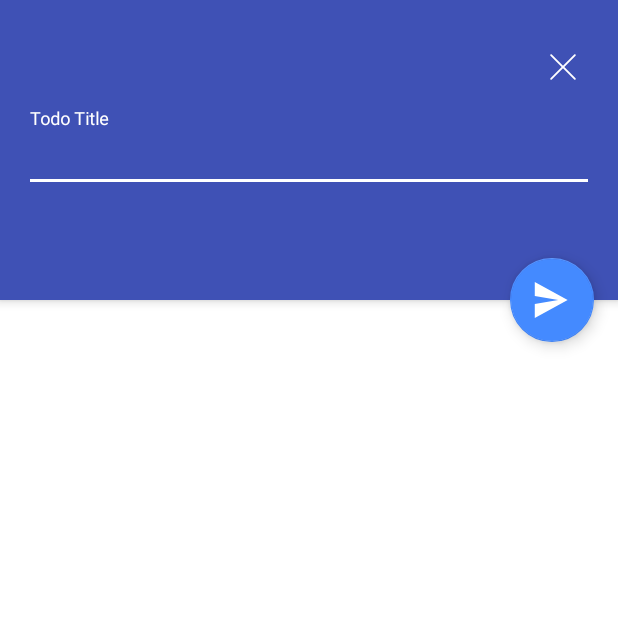
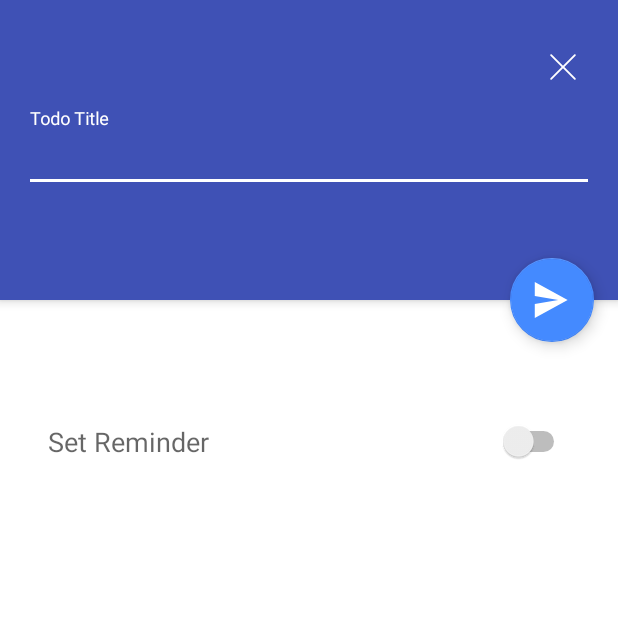
Before and after one commit to NULLPointerGuy/MVP_Dagger2_Retrofit, an Android app: the AddTodoActivity screen opened directly, with no data from a screen before it, on a phone screen of 412 x 824 dp, the top half of it. Run offline under Robolectric (Android 15) with nearby library versions, the phone set to English and light mode, and no system bars; our stand-ins replace ButterKnife, Dagger/Hilt's generated code; libraries missing offline, so code that uses them is left out: io.realm; 1 statement that could not run was skipped.

Commit message:
Few UI Changes

```diff
--- a/app/src/main/java/com/karthik/todo/DB/Dbhander.java
+++ b/app/src/main/java/com/karthik/todo/DB/Dbhander.java
@@ -23,7 +23,10 @@ public class Dbhander {
        realmdb.beginTransaction();
        Todo tododb = realmdb.createObject(Todo.class,autoIncTodo());
        tododb.setTodoTitle(todo.getTodoTitle());
-       tododb.setTodoDesc(todo.getTodoDesc());
+       if(todo.isReminderSet()){
+           tododb.setReminderSet(true);
+           tododb.setNotifyTime(todo.getNotifyTime());
+       }
        realmdb.commitTransaction();
     }
 
--- a/app/src/main/java/com/karthik/todo/Screens/AddTodo/AddTodoActivity.java
+++ b/app/src/main/java/com/karthik/todo/Screens/AddTodo/AddTodoActivity.java
@@ -1,10 +1,19 @@
 package com.karthik.todo.Screens.AddTodo;
 
+import android.app.DatePickerDialog;
+import android.app.TimePickerDialog;
 import android.os.Bundle;
 import android.support.annotation.Nullable;
-import android.support.design.widget.Snackbar;
 import android.support.design.widget.TextInputEditText;
 import android.support.v7.app.AppCompatActivity;
+import android.support.v7.widget.SwitchCompat;
+import android.view.View;
+import android.widget.Button;
+import android.widget.CompoundButton;
+import android.widget.DatePicker;
+import android.widget.LinearLayout;
+import android.widget.Switch;
+import android.widget.TimePicker;
 import android.widget.Toast;
 
 import com.karthik.todo.Screens.AddTodo.DI.AddTodoComponent;
@@ -13,6 +22,9 @@ import com.karthik.todo.Screens.AddTodo.MVP.AddTodoPresenterContract;
 import com.karthik.todo.Screens.AddTodo.MVP.AddTodoViewContract;
 import com.karthik.todo.R;
 import com.karthik.todo.TodoApp;
+import com.karthik.todo.Utils;
+
+import java.util.Calendar;
 
 import javax.inject.Inject;
 
@@ -25,15 +37,24 @@ import butterknife.OnClick;
  */
 
 public class AddTodoActivity extends AppCompatActivity
-        implements AddTodoViewContract{
+        implements AddTodoViewContract,SwitchCompat.OnCheckedChangeListener{
 
     @BindView(R.id.todotitle)
     TextInputEditText todoTitle;
+    @BindView(R.id.reminder)
+    Switch reminder;
+    @BindView(R.id.reminderLayout)
+    LinearLayout reminderLayout;
+    @BindView(R.id.choosedate)
+    Button date;
+    @BindView(R.id.choosetime)
+    Button time;
 
 
     @Inject
     AddTodoPresenterContract presenter;
     private AddTodoComponent addTodoComponent;
+    private Calendar calendar;
 
     @Override
     protected void onCreate(@Nullable Bundle savedInstanceState) {
@@ -44,6 +65,14 @@ public class AddTodoActivity extends AppCompatActivity
                 .getComponent()
                 .plus(new AddTodoModule(this));
         addTodoComponent.inject(this);
+        reminder.setOnCheckedChangeListener(this);
+        calendar = Calendar.getInstance();
+    }
+
+    @Override
+    protected void onResume() {
+        super.onResume();
+        presenter.setComposedDateAndTime(calendar);
     }
 
     @OnClick(R.id.save_fab)
@@ -54,6 +83,16 @@ public class AddTodoActivity extends AppCompatActivity
     @OnClick(R.id.cross_button)
     public void crossClicked(){
         finish();
+    }
+
+    @OnClick(R.id.choosedate)
+    public void dateSelected(){
+        presenter.showDateSelection();
+    }
+
+    @OnClick(R.id.choosetime)
+    public void timeSelected(){
+        presenter.showTimeSelection();
     }
 
     @Override
@@ -83,9 +122,62 @@ public class AddTodoActivity extends AppCompatActivity
     }
 
     @Override
+    public void showDatePickerDialog() {
+        DatePickerDialog datePickerDialog = new DatePickerDialog(this,
+                new DatePickerDialog.OnDateSetListener() {
+            @Override
+            public void onDateSet(DatePicker view, int year, int monthOfYear, int dayOfMonth) {
+                calendar.set(year,monthOfYear,dayOfMonth);
+                presenter.setComposedDateAndTime(calendar);
+            }
+        },Calendar.getInstance().get(Calendar.YEAR),
+                Calendar.getInstance().get(Calendar.MONTH),
+                Calendar.getInstance().get(Calendar.DAY_OF_MONTH));
+
+        datePickerDialog.getDatePicker().setMinDate(Calendar.getInstance().getTimeInMillis());
+        datePickerDialog.show();
+    }
+
+    @Override
+    public void showTimePickerDialog() {
+        TimePickerDialog dialog = new TimePickerDialog(this,new TimePickerDialog.OnTimeSetListener() {
+            @Override
+            public void onTimeSet(TimePicker timePicker, int selectedHour, int selectedMinute) {
+                calendar.set(Calendar.HOUR_OF_DAY,selectedHour);
+                calendar.set(Calendar.MINUTE,selectedMinute);
+                presenter.setComposedDateAndTime(calendar);
+            }
+        },Calendar.getInstance().get(Calendar.HOUR_OF_DAY),
+                Calendar.getInstance().get(Calendar.MINUTE),true);
+
+        dialog.show();
+    }
+
+    @Override
+    public void setDefaultDateAndTime(String formattedDate, String formattedTime) {
+        date.setText(formattedDate);
+        time.setText(formattedTime);
+    }
+
+    @Override
+    public boolean isReminderSet() {
+       return reminder.isChecked();
+    }
+
+    @Override
+    public String getComposedReminderTime() {
+        return Utils.getComposedTime(this,calendar);
+    }
+
+    @Override
     protected void onDestroy() {
         super.onDestroy();
         presenter.closeDb();
         addTodoComponent = null;
     }
+
+    @Override
+    public void onCheckedChanged(CompoundButton compoundButton, boolean isChecked) {
+        reminderLayout.setVisibility(isChecked?View.VISIBLE:View.GONE);
+    }
 }
--- a/app/src/main/java/com/karthik/todo/Screens/AddTodo/MVP/AddTodoPresenter.java
+++ b/app/src/main/java/com/karthik/todo/Screens/AddTodo/MVP/AddTodoPresenter.java
@@ -2,6 +2,9 @@ package com.karthik.todo.Screens.AddTodo.MVP;
 
 import com.karthik.todo.DB.Dbhander;
 import com.karthik.todo.DB.Models.Todo;
+
+import java.util.Calendar;
+import java.util.Locale;
 
 import javax.inject.Inject;
 
@@ -24,6 +27,10 @@ public class AddTodoPresenter implements AddTodoPresenterContract {
         if(view.isTodoValidTitle()){
             Todo todo = new Todo();
             todo.setTodoTitle(view.getTodoTitle());
+            if(view.isReminderSet()){
+                todo.setReminderSet(true);
+                todo.setNotifyTime(view.getComposedReminderTime());
+            }
             dbhander.saveTodo(todo);
             view.showSaveSuccessMessage();
             return;
@@ -35,4 +42,23 @@ public class AddTodoPresenter implements AddTodoPresenterContract {
     public void closeDb() {
         dbhander.closeDb();
     }
+
+    @Override
+    public void showDateSelection() {
+        view.showDatePickerDialog();
+    }
+
+    @Override
+    public void showTimeSelection() {
+        view.showTimePickerDialog();
+    }
+
+    @Override
+    public void setComposedDateAndTime(Calendar cal) {
+       String formattedDate = cal.get(Calendar.DAY_OF_MONTH)+" "
+               +cal.getDisplayName(Calendar.MONTH,Calendar.SHORT,Locale.getDefault())
+               +" "+cal.get(Calendar.YEAR);
+       String formattedTime = cal.get(Calendar.HOUR_OF_DAY)+":"+cal.get(Calendar.MINUTE);
+       view.setDefaultDateAndTime(formattedDate,formattedTime);
+    }
 }
--- a/app/src/main/java/com/karthik/todo/Screens/AddTodo/MVP/AddTodoPresenterContract.java
+++ b/app/src/main/java/com/karthik/todo/Screens/AddTodo/MVP/AddTodoPresenterContract.java
@@ -1,4 +1,6 @@
 package com.karthik.todo.Screens.AddTodo.MVP;
+
+import java.util.Calendar;
 
 /**
  * Created by karthikr on 8/8/17.
@@ -7,4 +9,7 @@ package com.karthik.todo.Screens.AddTodo.MVP;
 public interface AddTodoPresenterContract {
     void saveTodo();
     void closeDb();
+    void showDateSelection();
+    void showTimeSelection();
+    void setComposedDateAndTime(Calendar calendar);
 }
--- a/app/src/main/java/com/karthik/todo/Screens/AddTodo/MVP/AddTodoViewContract.java
+++ b/app/src/main/java/com/karthik/todo/Screens/AddTodo/MVP/AddTodoViewContract.java
@@ -1,6 +1,8 @@
 package com.karthik.todo.Screens.AddTodo.MVP;
 
 import com.karthik.todo.Screens.AddTodo.DI.AddTodoComponent;
+
+import java.util.Calendar;
 
 /**
  * Created by karthikr on 8/8/17.
@@ -11,4 +13,9 @@ public interface AddTodoViewContract {
     void showAppropriateError();
     String getTodoTitle();
     void showSaveSuccessMessage();
+    void showDatePickerDialog();
+    void showTimePickerDialog();
+    void setDefaultDateAndTime(String formattedDate, String formattedTime);
+    boolean isReminderSet();
+    String getComposedReminderTime();
 }
--- a/app/src/main/res/layout/activity_add_todo.xml
+++ b/app/src/main/res/layout/activity_add_todo.xml
@@ -1,10 +1,15 @@
-<android.support.design.widget.CoordinatorLayout
+<LinearLayout
         xmlns:android="http://schemas.android.com/apk/res/android"
         xmlns:app="http://schemas.android.com/apk/res-auto"
         android:layout_width="match_parent"
         android:layout_height="match_parent"
+        xmlns:tools="http://schemas.android.com/tools"
         android:orientation="vertical"
         android:background="@android:color/white">
+    <android.support.design.widget.CoordinatorLayout
+            android:layout_width="match_parent"
+            android:layout_height="@dimen/add_todo_wrapper_height"
+            android:orientation="vertical">
         <android.support.design.widget.AppBarLayout
                 android:id="@+id/appbarLayout"
                 android:layout_height="@dimen/dash_tool_height"
@@ -58,6 +63,42 @@
                 app:layout_anchor="@id/appbarLayout"
                 app:layout_anchorGravity="bottom|right"
                 android:layout_margin="@dimen/fab_margin"
-            android:tint="@android:color/white"
-            />
+                android:tint="@android:color/white"/>
     </android.support.design.widget.CoordinatorLayout>
+
+    <Switch
+            android:id="@+id/reminder"
+            android:layout_width="match_parent"
+            android:layout_height="wrap_content"
+            android:layout_margin="@dimen/fab_margin"
+            android:padding="@dimen/fab_margin"
+            android:text="@string/remindme"
+            style="?android:textAppearanceMedium"/>
+
+    <LinearLayout
+            android:id="@+id/reminderLayout"
+            android:layout_width="match_parent"
+            android:layout_height="wrap_content"
+            android:layout_margin="@dimen/fab_margin"
+            android:orientation="horizontal"
+            android:weightSum="1"
+            android:visibility="gone"
+            tools:visibility="visible">
+        <Button
+                android:id="@+id/choosedate"
+                android:layout_width="0dp"
+                android:layout_height="wrap_content"
+                android:layout_weight="0.5"
+                tools:text="31st Aug"
+                android:background="@android:color/transparent"
+                android:foreground="?android:attr/selectableItemBackground"/>
+        <Button
+                android:id="@+id/choosetime"
+                android:layout_width="0dp"
+                android:layout_height="wrap_content"
+                android:layout_weight="0.5"
+                tools:text="6:00 am"
+                android:background="@android:color/transparent"
+                android:foreground="?android:attr/selectableItemBackground"/>
+    </LinearLayout>
+</LinearLayout>
--- a/app/src/main/res/layout/task_row.xml
+++ b/app/src/main/res/layout/task_row.xml
@@ -31,7 +31,7 @@
     </LinearLayout>
 
     <TextView
-            android:id="@+id/tododesc"
+            android:id="@+id/todotime"
             android:layout_width="match_parent"
             android:layout_height="wrap_content"
             android:maxLines="2"
--- a/app/src/main/res/values/dimens.xml
+++ b/app/src/main/res/values/dimens.xml
@@ -6,4 +6,5 @@
     <dimen name="add_todo_cross">8dp</dimen>
     <dimen name="task_card_elv">1dp</dimen>
     <dimen name="task_card_margintop">12dp</dimen>
+    <dimen name="add_todo_wrapper_height">250dp</dimen>
 </resources>
--- a/app/src/main/res/values/strings.xml
+++ b/app/src/main/res/values/strings.xml
@@ -11,4 +11,6 @@
     <string name="save_success">Todo is saved successfully</string>
     <string name="oops_something">Oops something went wrong</string>
     <string name="weather_info">"It's gonna be a %s"</string>
+    <string name="remindme">Set Reminder</string>
+    <string name="remindersettime">You will be reminded about this task on %s %d  at %d:%d</string>
 </resources>
```
Also changed, not shown: app/src/main/java/com/karthik/todo/DB/Models/Todo.java (+17 -7 lines), app/src/main/java/com/karthik/todo/Screens/Todo/TaskAdapter.java (+4 -5 lines), app/src/main/java/com/karthik/todo/Utils.java (+11 -0 lines). Lines whose indentation alone changed are shown as unchanged.
